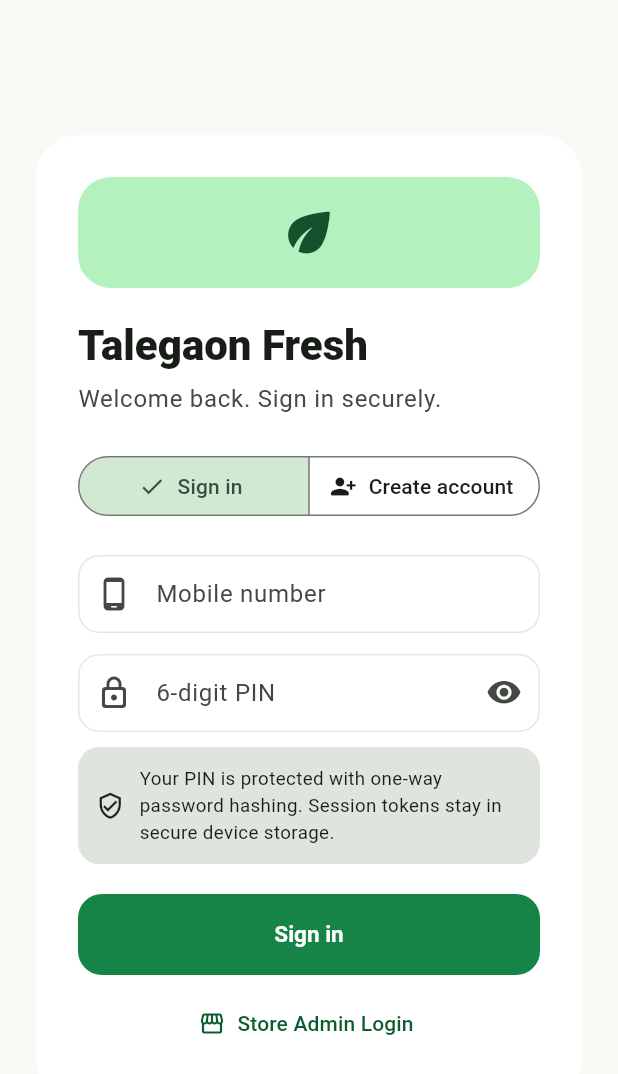
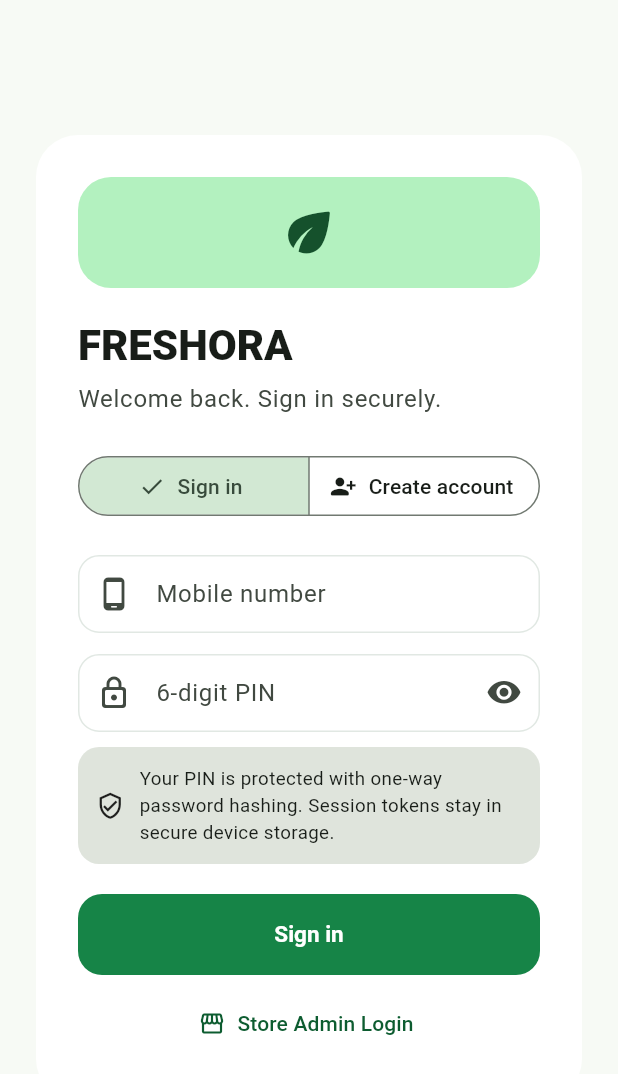
Before and after one commit to AmitKumarPrasad/-talegaon-fresh, a Flutter app: the screen it shows after launch, on a phone screen of 412 x 824 dp. Shown: the top 1074 px of the screen. Run offline on Flutter 3.47's test engine with Material 3 defaults, Android fonts, the phone set to English and light mode, and no system bars; our stand-ins replace flutter_secure_storage, shared_preferences.

Commit message:
Apply FRESHORA brand naming to mobile app

```diff
--- a/mobile/lib/main.dart
+++ b/mobile/lib/main.dart
@@ -145,7 +145,7 @@
                       child: Icon(Icons.eco_rounded, size: 42, color: cs.onPrimaryContainer),
                     ),
                     const SizedBox(height: 20),
-                    Text('Talegaon Fresh', style: Theme.of(context).textTheme.headlineMedium?.copyWith(fontWeight: FontWeight.w900)),
+                    Text('FRESHORA', style: Theme.of(context).textTheme.headlineMedium?.copyWith(fontWeight: FontWeight.w900)),
                     const SizedBox(height: 6),
                     Text(registerMode ? 'Create your secure customer account.' : 'Welcome back. Sign in securely.', style: Theme.of(context).textTheme.bodyLarge?.copyWith(color: cs.onSurfaceVariant)),
                     const SizedBox(height: 22),
@@ -422,7 +422,7 @@
 
   @override
   Widget build(BuildContext context) => MaterialApp(
-    title: 'Talegaon Fresh',
+    title: 'FRESHORA',
     debugShowCheckedModeBanner: false,
     theme: _buildTheme(),
     home: showSplash
@@ -535,7 +535,7 @@
               child: const Icon(Icons.eco, size: 72, color: Color(0xFF168447)),
             ),
             const SizedBox(height: 24),
-            const Text('Talegaon Fresh', style: TextStyle(fontSize: 30, fontWeight: FontWeight.w900, color: Color(0xFF168447))),
+            const Text('FRESHORA', style: TextStyle(fontSize: 30, fontWeight: FontWeight.w900, color: Color(0xFF168447))),
             const SizedBox(height: 8),
             const Text('Fresh. Local. For a Healthier You.', style: TextStyle(fontSize: 15, color: Colors.black54)),
           ],
@@ -980,7 +980,7 @@
             const CircleAvatar(radius: 23, backgroundColor: Color(0xFFE1F4E6), child: Icon(Icons.eco, color: Color(0xFF168447))),
             const SizedBox(width: 12),
             const Expanded(child: Column(crossAxisAlignment: CrossAxisAlignment.start, children: [
-              Text('Talegaon Fresh', style: TextStyle(fontSize: 19, fontWeight: FontWeight.w800)),
+              Text('FRESHORA', style: TextStyle(fontSize: 19, fontWeight: FontWeight.w800)),
               Text('Talegaon, Maharashtra', style: TextStyle(color: Colors.black54)),
             ])),
             IconButton(onPressed: () {}, icon: const Icon(Icons.notifications_none)),
@@ -1711,7 +1711,7 @@
         const SizedBox(height: 22),
         Text(order.status == 'CONFIRMED' ? 'Order Placed Successfully!' : 'Order Created — Payment Pending', textAlign: TextAlign.center, style: const TextStyle(fontSize: 25, fontWeight: FontWeight.w900)),
         const SizedBox(height: 10),
-        Text(order.status == 'CONFIRMED' ? 'Thank you for shopping with Talegaon Fresh.' : 'Complete your UPI payment to confirm the order.', textAlign: TextAlign.center),
+        Text(order.status == 'CONFIRMED' ? 'Thank you for shopping with FRESHORA.' : 'Complete your UPI payment to confirm the order.', textAlign: TextAlign.center),
         const SizedBox(height: 26),
         Card(child: ListTile(title: const Text('Order ID'), subtitle: Text('#'+order.id), trailing: Text('₹'+order.total.toStringAsFixed(0)))),
         if (order.paymentLinkUrl != null) ...[
@@ -2154,7 +2154,7 @@
           onTap: onManageAddresses,
         ),
       ),
-      ...['My Orders', 'Payment Methods', 'Notifications', 'Help & Support', 'About Talegaon Fresh']
+      ...['My Orders', 'Payment Methods', 'Notifications', 'Help & Support', 'About FRESHORA']
         .map((x) => Card(child: ListTile(
           title: Text(x),
           trailing: const Icon(Icons.chevron_right),
```
